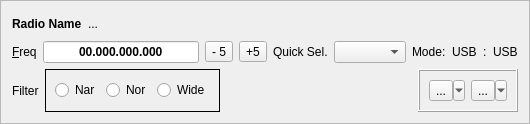
The window that mqt/MqtLogger/rigcontrolframe.ui (zsteva/backup-minos2) describes before a commit, drawn with Qt 5.
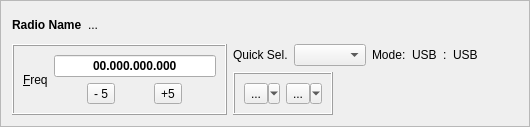
The same window after the commit. Custom widgets are drawn as their Qt base class.

Commit message: passband removed from rigcontrol and rigcontrolframe - use ignore passband in set mode

Diff of the .ui file:
```diff
--- a/mqt/MqtLogger/rigcontrolframe.ui
+++ b/mqt/MqtLogger/rigcontrolframe.ui
@@ -7,7 +7,7 @@
     <x>0</x>
     <y>0</y>
     <width>530</width>
-    <height>124</height>
+    <height>127</height>
    </rect>
   </property>
   <property name="minimumSize">
@@ -25,7 +25,7 @@
   <property name="frameShadow">
    <enum>QFrame::Raised</enum>
   </property>
-  <layout class="QVBoxLayout" name="verticalLayout_2">
+  <layout class="QVBoxLayout" name="verticalLayout">
    <item>
     <layout class="QHBoxLayout" name="horizontalLayout_8">
      <item>
@@ -70,11 +70,18 @@
     </layout>
    </item>
    <item>
-    <layout class="QVBoxLayout" name="verticalLayout">
+    <layout class="QHBoxLayout" name="horizontalLayout_5">
      <item>
-      <layout class="QHBoxLayout" name="horizontalLayout_4">
+      <widget class="QFrame" name="frame">
+       <property name="frameShape">
+        <enum>QFrame::Box</enum>
+       </property>
+       <property name="frameShadow">
+        <enum>QFrame::Raised</enum>
+       </property>
+       <layout class="QVBoxLayout" name="verticalLayout_4">
        <item>
-        <layout class="QHBoxLayout" name="horizontalLayout">
+         <layout class="QHBoxLayout" name="horizontalLayout_7">
          <item>
           <widget class="QLabel" name="label">
            <property name="text">
@@ -86,6 +93,8 @@
           </widget>
          </item>
          <item>
+           <layout class="QVBoxLayout" name="verticalLayout_2">
+            <item>
           <widget class="FreqLineEdit" name="freqInput">
            <property name="font">
             <font>
@@ -108,7 +117,7 @@
           </widget>
          </item>
          <item>
-          <layout class="QHBoxLayout" name="horizontalLayout_7">
+             <layout class="QHBoxLayout" name="horizontalLayout_3">
            <item>
             <widget class="QToolButton" name="freqDown">
              <property name="focusPolicy">
@@ -131,6 +140,19 @@
            </item>
           </layout>
          </item>
+           </layout>
+          </item>
+         </layout>
+        </item>
+       </layout>
+      </widget>
+     </item>
+     <item>
+      <layout class="QVBoxLayout" name="verticalLayout_3">
+       <item>
+        <layout class="QHBoxLayout" name="horizontalLayout_4">
+         <item>
+          <layout class="QHBoxLayout" name="horizontalLayout">
          <item>
           <widget class="QLabel" name="bandSellbl">
            <property name="text">
@@ -179,58 +201,8 @@
          </item>
         </layout>
        </item>
-      </layout>
-     </item>
      <item>
-      <layout class="QHBoxLayout" name="horizontalLayout_5">
-       <item>
-        <widget class="QLabel" name="label_3">
-         <property name="text">
-          <string>Filter</string>
-         </property>
-        </widget>
-       </item>
-       <item>
-        <widget class="QFrame" name="filterBox">
-         <property name="frameShape">
-          <enum>QFrame::Box</enum>
-         </property>
-         <layout class="QHBoxLayout" name="horizontalLayout_3">
-          <item>
-           <widget class="QRadioButton" name="narRb">
-            <property name="focusPolicy">
-             <enum>Qt::NoFocus</enum>
-            </property>
-            <property name="text">
-             <string>Nar</string>
-            </property>
-           </widget>
-          </item>
-          <item>
-           <widget class="QRadioButton" name="normalRb">
-            <property name="focusPolicy">
-             <enum>Qt::NoFocus</enum>
-            </property>
-            <property name="text">
-             <string>Nor</string>
-            </property>
-           </widget>
-          </item>
-          <item>
-           <widget class="QRadioButton" name="wideRb">
-            <property name="focusPolicy">
-             <enum>Qt::NoFocus</enum>
-            </property>
-            <property name="text">
-             <string>Wide</string>
-            </property>
-           </widget>
-          </item>
-         </layout>
-        </widget>
-       </item>
-       <item>
-        <spacer name="horizontalSpacer">
+          <spacer name="horizontalSpacer_3">
          <property name="orientation">
           <enum>Qt::Horizontal</enum>
          </property>
@@ -242,6 +214,10 @@
          </property>
         </spacer>
        </item>
+        </layout>
+       </item>
+       <item>
+        <layout class="QHBoxLayout" name="horizontalLayout_9">
        <item>
         <widget class="QFrame" name="frame_2">
          <property name="frameShape">
@@ -280,6 +256,21 @@
          </layout>
         </widget>
        </item>
+         <item>
+          <spacer name="horizontalSpacer">
+           <property name="orientation">
+            <enum>Qt::Horizontal</enum>
+           </property>
+           <property name="sizeHint" stdset="0">
+            <size>
+             <width>138</width>
+             <height>38</height>
+            </size>
+           </property>
+          </spacer>
+         </item>
+        </layout>
+       </item>
       </layout>
      </item>
     </layout>
```
Left out of the diff: 4 changed lines with no effect on the pictures. Lines whose indentation alone changed are shown as unchanged. The commit also changes 22 other files.
